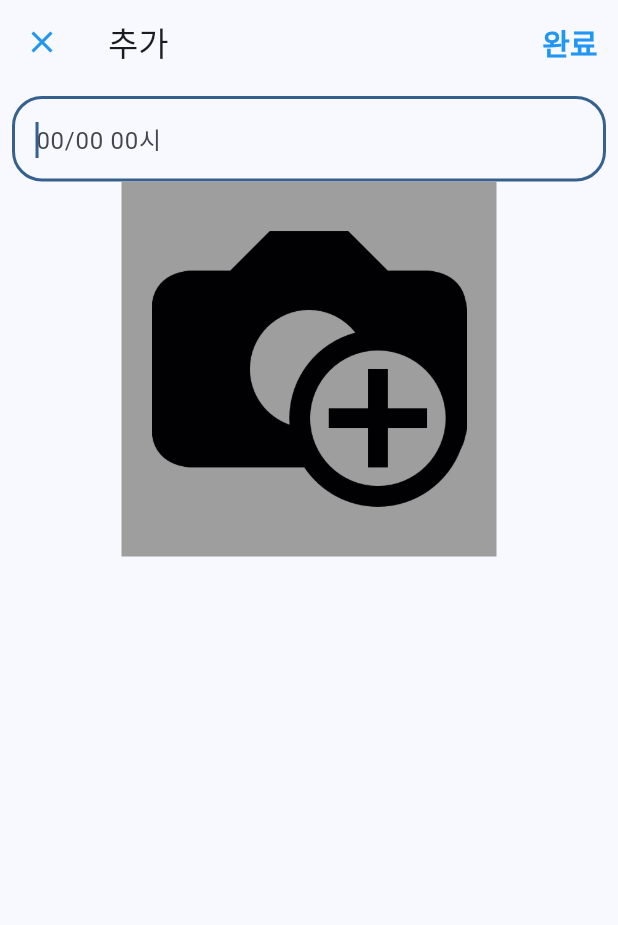
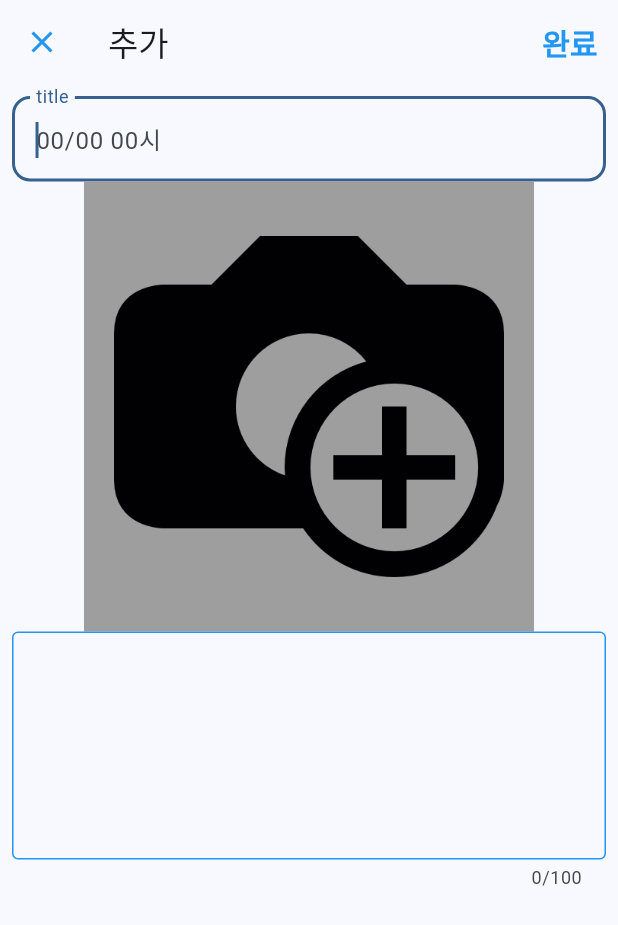
Before and after one commit to corpiii/diet_diary, a Flutter app: the DietAddScreen screen opened directly, on a phone screen of 412 x 824 dp. Shown: the top 925 px of the screen. Run offline on Flutter 3.47's test engine with Material 3 defaults, Android fonts, the light colour scheme and no system bars; our stand-ins replace image_picker.

Commit message:
feat: 식단에 대한 설명을 작성하는 textField 구현

```diff
--- a/lib/add_screen/diet_add_screen.dart
+++ b/lib/add_screen/diet_add_screen.dart
@@ -40,11 +40,14 @@ class _DietAddScreenState extends State<DietAddScreen> {
         body: Padding(
           padding: const EdgeInsets.all(8.0),
           child: Column(
-            // crossAxisAlignment: CrossAxisAlignment.center,
             children: [
               titleTextFieldWidget(),
-              imagePickerWidget(),
-              // bodyTextFieldWidget(),
+              SizedBox(
+                width: 300,
+                height: 300,
+                child: imagePickerWidget(),
+              ),
+              Expanded(child: bodyTextFieldWidget()),
             ],
           ),
         ));
@@ -54,8 +57,9 @@ class _DietAddScreenState extends State<DietAddScreen> {
     return TextField(
       autofocus: true,
       decoration: InputDecoration(
+        labelText: 'title',
         border: OutlineInputBorder(
-            borderRadius: BorderRadius.circular(20),
+            borderRadius: BorderRadius.circular(12),
             borderSide: const BorderSide(color: Colors.blue, width: 1.0)),
         enabledBorder: const OutlineInputBorder(
             borderSide: BorderSide(color: Colors.blue, width: 1.0)),
@@ -93,4 +97,22 @@ class _DietAddScreenState extends State<DietAddScreen> {
 
     setState(() {});
   }
+
+  Widget bodyTextFieldWidget() {
+    return TextField(
+      maxLength: 100,
+      maxLines: 4,
+      minLines: 4,
+      decoration: InputDecoration(
+        border: OutlineInputBorder(
+            borderRadius: BorderRadius.circular(12),
+            borderSide: const BorderSide(color: Colors.blue, width: 1.0)),
+        enabledBorder: const OutlineInputBorder(
+            borderSide: BorderSide(color: Colors.blue, width: 1.0)),
+      ),
+      style: TextStyle(
+        fontSize: 20,
+      ),
+    );
+  }
 }
```
